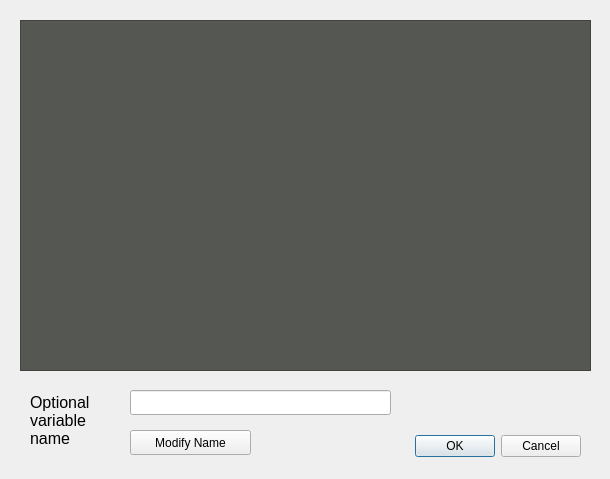
Old version of the form apps/OpenSpace/ext/launcher/src/assets.ui in the repository OpenSpace/OpenSpace.
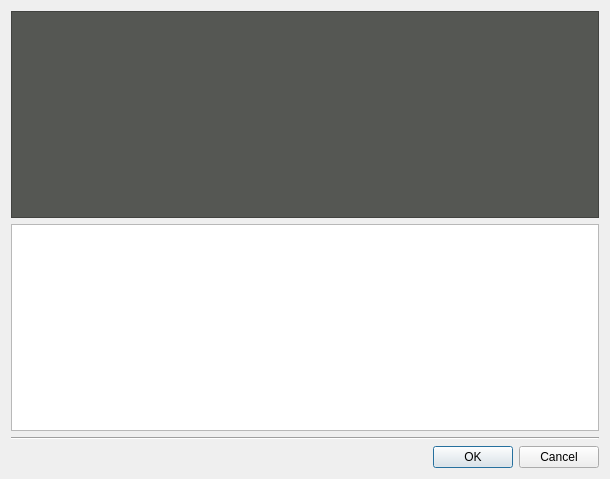
New version of the form.

Commit message: Implementing multiple changes to layouts and features based on feedback

Patch:
```diff
--- a/apps/OpenSpace/ext/launcher/src/assets.ui
+++ b/apps/OpenSpace/ext/launcher/src/assets.ui
@@ -10,34 +10,24 @@
     <height>479</height>
    </rect>
   </property>
+  <property name="minimumSize">
+   <size>
+    <width>400</width>
+    <height>200</height>
+   </size>
+  </property>
+  <property name="maximumSize">
+   <size>
+    <width>1600</width>
+    <height>950</height>
+   </size>
+  </property>
   <property name="windowTitle">
    <string>Dialog</string>
   </property>
-  <widget class="QDialogButtonBox" name="buttonBox">
-   <property name="geometry">
-    <rect>
-     <x>240</x>
-     <y>430</y>
-     <width>341</width>
-     <height>32</height>
-    </rect>
-   </property>
-   <property name="orientation">
-    <enum>Qt::Horizontal</enum>
-   </property>
-   <property name="standardButtons">
-    <set>QDialogButtonBox::Cancel|QDialogButtonBox::Ok</set>
-   </property>
-  </widget>
+  <layout class="QVBoxLayout" name="verticalLayout">
+   <item>
   <widget class="QTreeView" name="treeView">
-   <property name="geometry">
-    <rect>
-     <x>20</x>
-     <y>20</y>
-     <width>571</width>
-     <height>351</height>
-    </rect>
-   </property>
    <property name="font">
     <font>
      <family>Arial</family>
@@ -56,51 +46,28 @@
     <bool>false</bool>
    </property>
   </widget>
-  <widget class="QPushButton" name="varName">
-   <property name="geometry">
-    <rect>
-     <x>130</x>
-     <y>430</y>
-     <width>121</width>
-     <height>25</height>
-    </rect>
-   </property>
-   <property name="text">
-    <string>Modify Name</string>
-   </property>
-  </widget>
-  <widget class="QLineEdit" name="lineEdit">
-   <property name="geometry">
-    <rect>
-     <x>130</x>
-     <y>390</y>
-     <width>261</width>
-     <height>25</height>
-    </rect>
-   </property>
-  </widget>
-  <widget class="QLabel" name="label">
-   <property name="geometry">
-    <rect>
-     <x>30</x>
-     <y>390</y>
-     <width>71</width>
-     <height>61</height>
-    </rect>
-   </property>
-   <property name="font">
-    <font>
-     <family>Arial</family>
-     <pointsize>12</pointsize>
-    </font>
-   </property>
-   <property name="text">
-    <string>Optional variable name</string>
-   </property>
-   <property name="wordWrap">
-    <bool>true</bool>
-   </property>
-  </widget>
+   </item>
+   <item>
+    <widget class="QTextEdit" name="textEdit"/>
+   </item>
+   <item>
+    <widget class="Line" name="line">
+     <property name="orientation">
+      <enum>Qt::Horizontal</enum>
+     </property>
+    </widget>
+   </item>
+   <item>
+    <widget class="QDialogButtonBox" name="buttonBox">
+     <property name="orientation">
+      <enum>Qt::Horizontal</enum>
+     </property>
+     <property name="standardButtons">
+      <set>QDialogButtonBox::Cancel|QDialogButtonBox::Ok</set>
+     </property>
+    </widget>
+   </item>
+  </layout>
  </widget>
  <resources/>
  <connections>
```
Lines whose indentation alone changed are shown as unchanged. The commit also changes 33 other files.
